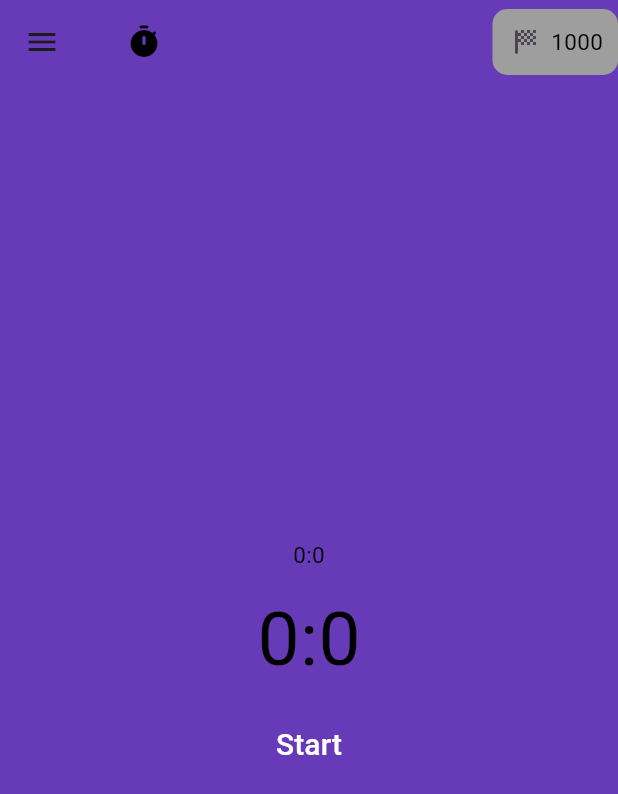
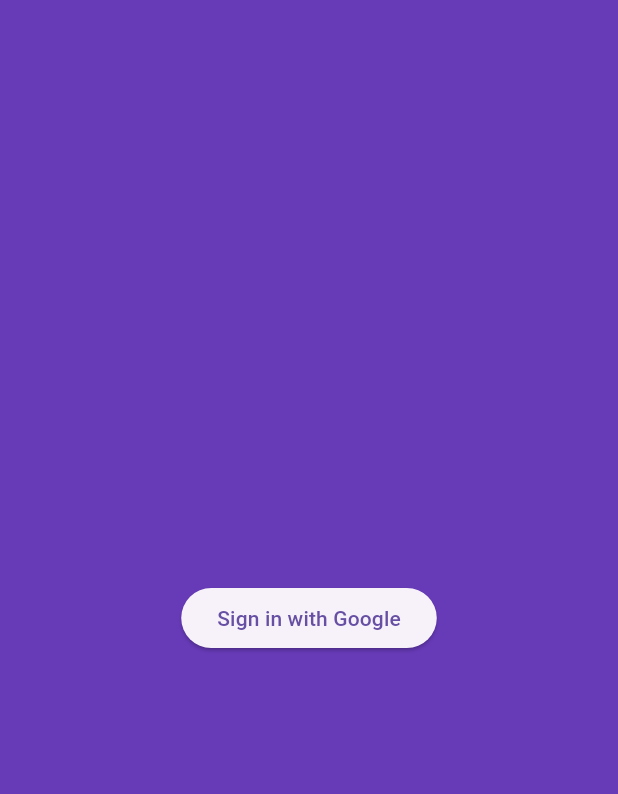
Before and after one commit to beelchester/kairos, a Flutter app: the screen it shows after launch, on a phone screen of 412 x 824 dp. Shown: the top 794 px of the screen. Run offline on Flutter 3.47's test engine with Material 3 defaults, Android fonts, the phone set to English and light mode, and no system bars; our stand-ins replace shared_preferences.

Commit message:
add routing, login page, update mac target
Signed-off-by: Sahil Yeole <sahilyeole93@gmail.com>

```diff
--- a/app/lib/main.dart
+++ b/app/lib/main.dart
@@ -1,6 +1,8 @@
 import 'package:flutter/material.dart';
 import 'package:kairos/src/global_states.dart';
 import 'package:kairos/src/pages/focus_page.dart';
+import 'package:kairos/src/pages/login_page.dart';
+import 'package:kairos/src/pages/timeline_page.dart';
 import 'package:provider/provider.dart';
 
 Future main() async {
@@ -13,8 +15,10 @@ class MyApp extends StatelessWidget {
 
   @override
   Widget build(BuildContext context) {
-    return const MaterialApp(
-      home: FocusPage(),
-    );
+    return MaterialApp(routes: {
+      "/": (context) => const LoginPage(),
+      "/focus": (context) => const FocusPage(),
+      "/timeline": (context) => const TimelinePage()
+    });
   }
 }
--- /dev/null
+++ b/app/lib/src/pages/login_page.dart
@@ -0,0 +1,36 @@
+import 'package:flutter/material.dart';
+import 'package:kairos/src/global_states.dart';
+import 'package:provider/provider.dart';
+
+class LoginPage extends StatefulWidget {
+  const LoginPage({super.key});
+
+  @override
+  State<LoginPage> createState() => _LoginPageState();
+}
+
+class _LoginPageState extends State<LoginPage> {
+  @override
+  void initState() {
+    super.initState();
+  }
+
+  @override
+  Widget build(BuildContext context) {
+    return Consumer<GlobalStates>(
+        builder: (context, globalStates, child) =>
+            Scaffold(backgroundColor: Colors.deepPurple, body: login()));
+  }
+
+  Widget login() {
+    return Center(
+      child: ElevatedButton(
+          onPressed: handleGoogleSignIn,
+          child: const Text("Sign in with Google")),
+    );
+  }
+
+  Future handleGoogleSignIn() async {
+    Navigator.pushNamed(context, '/focus');
+  }
+}
--- a/app/pubspec.yaml
+++ b/app/pubspec.yaml
@@ -49,7 +49,7 @@ dev_dependencies:
   # activated in the `analysis_options.yaml` file located at the root of your
   # package. See that file for information about deactivating specific lint
   # rules and activating additional ones.
-  flutter_lints: ^2.0.0
+  flutter_lints: ^4.0.0
 
 # For information on the generic Dart part of this file, see the
 # following page: https://dart.dev/tools/pub/pubspec
```
Also changed, not shown: app/lib/src/widgets/drawer.dart (+2 -8 lines), app/pubspec.lock, 3 other files.
